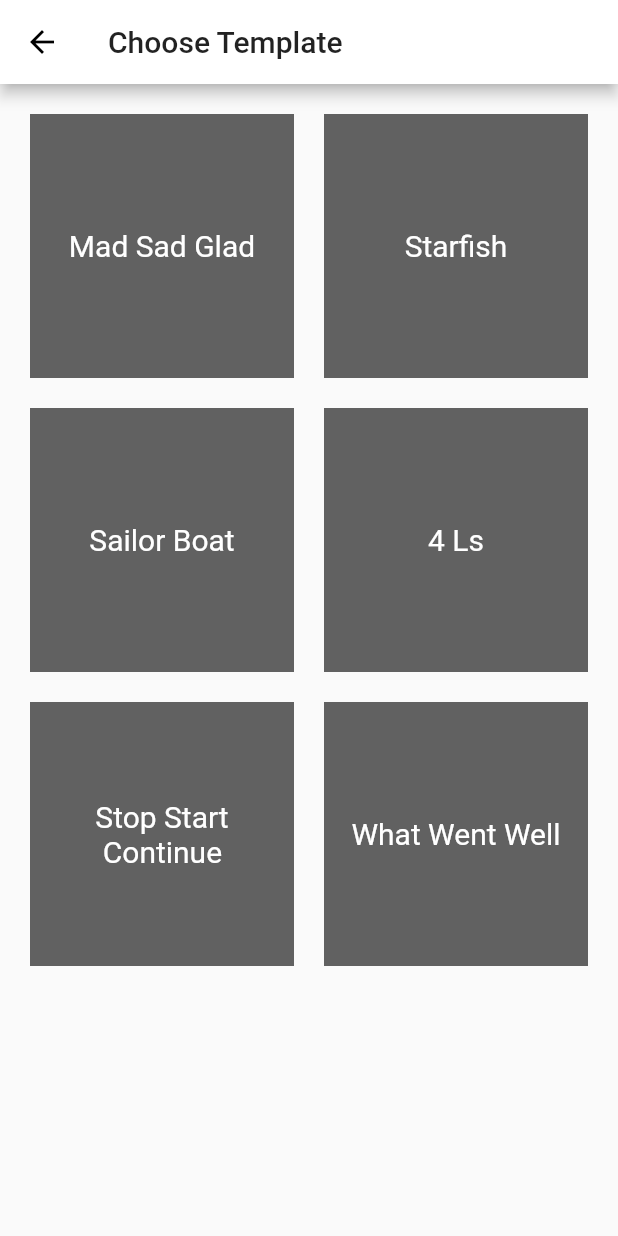
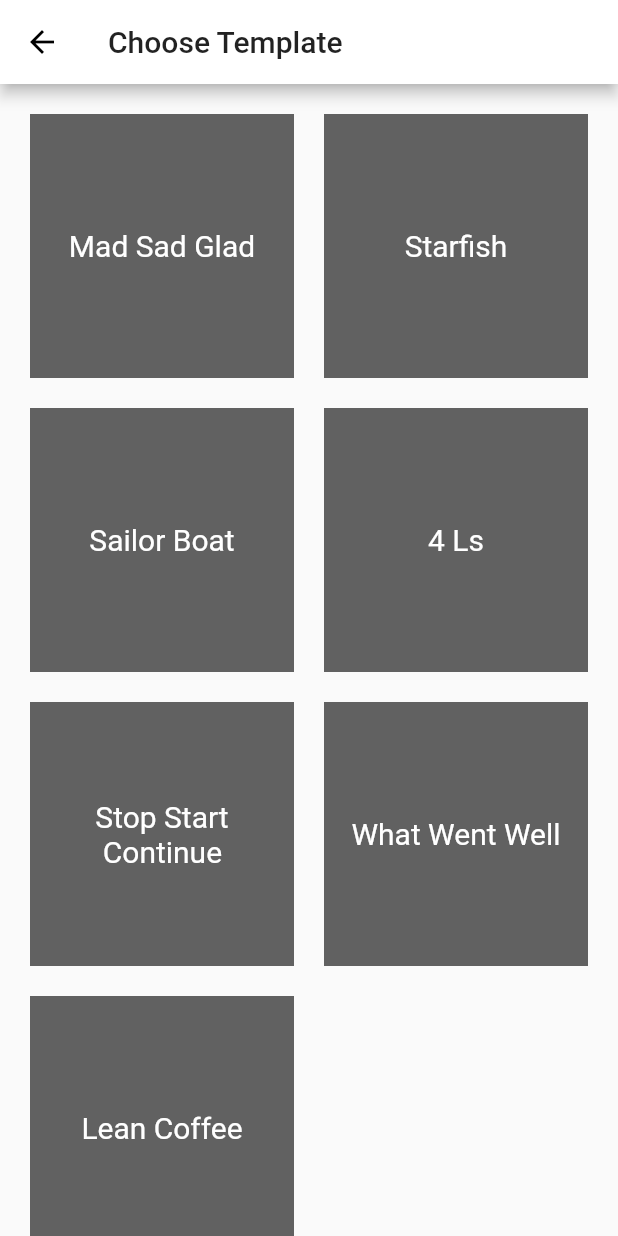
Before and after one commit to Mihrimah/retrospective, a Flutter app: the TemplatePage screen opened by its route, on a phone screen of 412 x 824 dp. Run offline on Flutter 3.47's test engine with Material 2 defaults, Android fonts, the phone set to English and light mode, and no system bars; our stand-ins replace cloud_firestore, firebase_core; accounts and stored records are empty.

Commit message:
Added lean coffee template

```diff
--- a/lib/pages/retro_page.dart
+++ b/lib/pages/retro_page.dart
@@ -5,7 +5,6 @@ import 'package:flutter/cupertino.dart';
 import 'package:flutter/material.dart';
 import 'package:flutter/services.dart';
 import 'package:retrospektive/core/grouped_list_view.dart';
-import 'package:retrospektive/localization/retrospective_localization.dart';
 import 'package:retrospektive/model/retro_data_model.dart';
 import 'package:retrospektive/model/retro_page_params.dart';
 import 'package:retrospektive/pages/waiting_content_page.dart';
--- a/lib/pages/start_page.dart
+++ b/lib/pages/start_page.dart
@@ -3,6 +3,7 @@ import 'package:retrospektive/localization/retrospective_localization.dart';
 import 'package:retrospektive/model/retro_page_params.dart';
 import 'package:retrospektive/template/abstract_base_template.dart';
 import 'package:retrospektive/template/fourls.dart';
+import 'package:retrospektive/template/lean_coffee.dart';
 import 'package:retrospektive/template/mad_glad_sad.dart';
 import 'package:retrospektive/template/sailorboat.dart';
 import 'package:retrospektive/template/starfish.dart';
@@ -136,7 +137,8 @@ class _StartPageState extends State<StartPage> {
     else if (firstNumber == 3) return  Sailorboat();
     else if (firstNumber == 4) return  FourLs();
     else if (firstNumber == 5) return StopStartContinue();
-    else if(firstNumber == 6) return WhatWentWell();
+    else if (firstNumber == 6) return WhatWentWell();
+    else if (firstNumber == 7) return LeanCoffee();
     else return  MadGladSad();
   }
 }
--- a/lib/pages/template_page.dart
+++ b/lib/pages/template_page.dart
@@ -3,6 +3,7 @@ import 'package:retrospektive/core/code_generator.dart';
 import 'package:retrospektive/localization/retrospective_localization.dart';
 import 'package:retrospektive/model/retro_page_params.dart';
 import 'package:retrospektive/template/abstract_base_template.dart';
+import 'package:retrospektive/template/lean_coffee.dart';
 import 'package:retrospektive/template/mad_glad_sad.dart';
 import 'package:retrospektive/template/sailorboat.dart';
 import 'package:retrospektive/template/starfish.dart';
@@ -17,6 +18,7 @@ class TemplatePage extends StatelessWidget {
   final AbstractBaseTemplate fourLsTemplate = FourLs();
   final AbstractBaseTemplate stopStartContinueTemplate = StopStartContinue();
   final AbstractBaseTemplate whatWentWellTemplate = WhatWentWell();
+  final AbstractBaseTemplate leanCoffeeTemplate = LeanCoffee();
   final CodeGenerator _codeGenerator = CodeGenerator();
 
   @override
@@ -91,6 +93,16 @@ class TemplatePage extends StatelessWidget {
                 child: whatWentWellTemplate.getTemplateWidget(context),
               ),
             ),
+            GestureDetector(
+              onTap: () {
+                Navigator.pushNamed(context, "/retro",arguments: RetroPageParams(leanCoffeeTemplate,roomCodeGenerate(leanCoffeeTemplate.getTemplateTypeId())));
+              },
+              child: Container(
+                color: Theme.of(context).primaryColorDark,
+                padding: const EdgeInsets.all(8),
+                child: leanCoffeeTemplate.getTemplateWidget(context),
+              ),
+            ),
           ],
         ));
   }
--- /dev/null
+++ b/lib/template/lean_coffee.dart
@@ -0,0 +1,11 @@
+import 'package:retrospektive/template/abstract_base_template.dart';
+
+class LeanCoffee extends AbstractBaseTemplate {
+  static final String templateName = "Lean Coffee";
+  static final List<String> templateTitles = ["TO DO", "DOING", "DONE"];
+  static final int templateType = 7;
+
+  LeanCoffee()
+      : super(name: templateName, titles: templateTitles, type: templateType);
+
+}
```
Also changed, not shown: lib/repository/firebase_repository.dart (+13 -1 lines).
